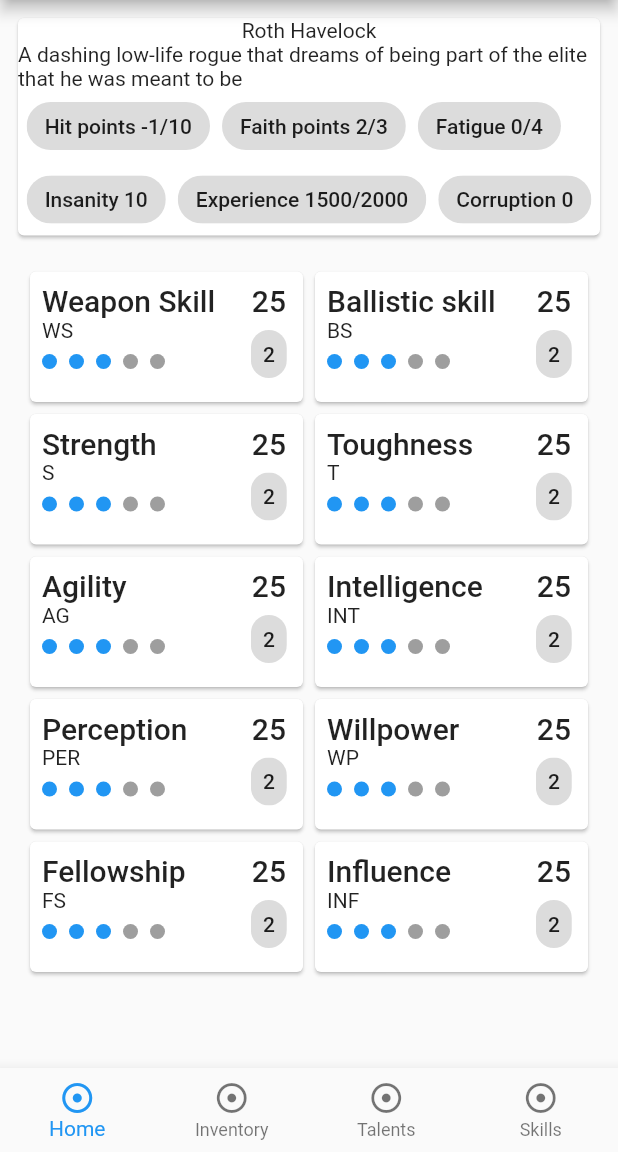
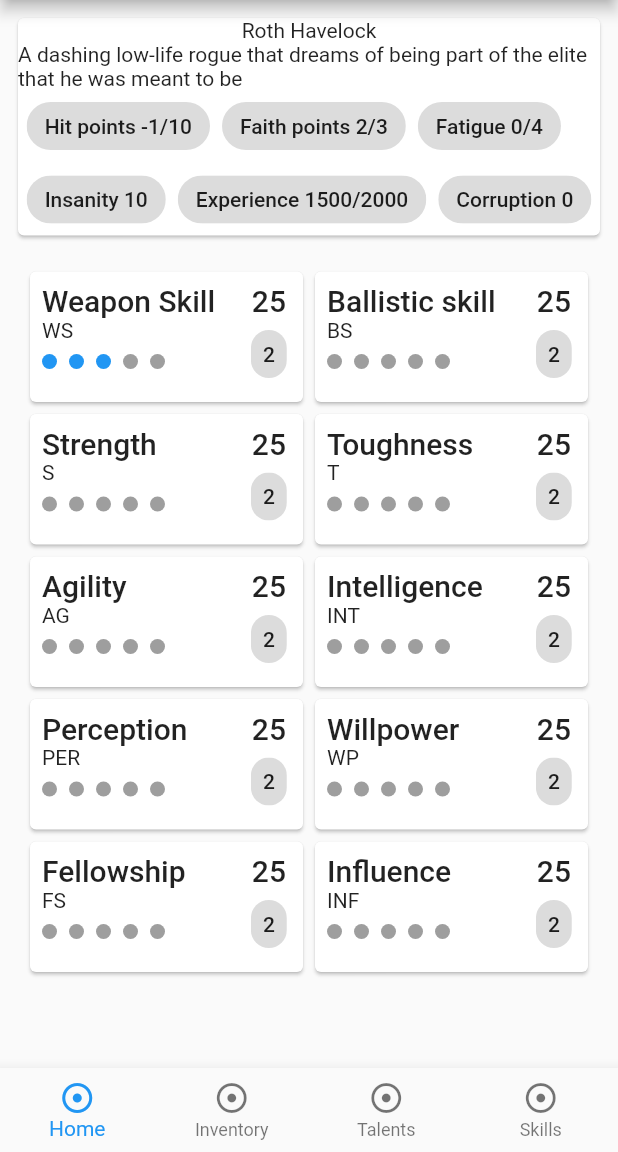
Before and after one commit to SHeija/imperial-sheets, a Flutter app: the screen it shows after launch, on a phone screen of 412 x 824 dp, the part 84-1236 px from its top. Run offline on Flutter 3.47's test engine with Material 2 defaults, Android fonts, the phone set to English and light mode, and no system bars; our stand-ins replace flutter_form_builder; generated files the repository leaves out were written again.

Commit message:
added provider, stats can be edited

```diff
--- a/lib/components/common/statTile.dart
+++ b/lib/components/common/statTile.dart
@@ -1,100 +1,25 @@
 import 'package:flutter/material.dart';
 import 'package:flutter_form_builder/flutter_form_builder.dart';
 import 'package:imperial_sheets/components/common/stepIndicator.dart';
-import 'package:imperial_sheets/models/character.dart';
 import 'package:imperial_sheets/models/datamodels.dart';
+import 'package:imperial_sheets/providers/characterModel.dart';
+import 'package:provider/provider.dart';
 
 class StatTile extends StatelessWidget {
+  StatTile(this.stat, this.index);
   final Stat stat;
-  StatTile(this.stat);
+  final int index;
+  final GlobalKey<FormBuilderState> _formKey = GlobalKey<FormBuilderState>();
 
-  @override
-  Widget build(BuildContext context) {
-
-    Future<void> _showEditDialog() async {
-      return showDialog<void>(
+  // DIALOG
+  Future<void> _showEditDialog(BuildContext context) async {
+    final result = await showDialog<dynamic>(
       context: context,
       barrierDismissible: true,
-        builder: (BuildContext context) {
-          return _StatEditDialog(stat);
-        },
-      );
-    }
-
-    const double cellPadding = 8.0; // TODO
-    return (
-    SizedBox(
-      width: 190,
-      child: GestureDetector(
-        onLongPress: _showEditDialog,
-        child: Card(
-            child: Column(
-              children: <Widget>[
-                  Table(
-                  //defaultVerticalAlignment: TableCellVerticalAlignment.middle,
-                    columnWidths: {0: FractionColumnWidth(0.75), 1: FractionColumnWidth(0.25)},
-                    children: [
-                      TableRow(
-                          children: <Widget>[
-                            Container(
-                              child: Text(stat.name, style: Theme.of(context).textTheme.headline6),
-                              padding: EdgeInsets.only(left: cellPadding, top: cellPadding, right: cellPadding),
-                            ),
-                            Container(
-                              child: Text(stat.value.toString(), style: Theme.of(context).textTheme.headline6),
-                              padding: EdgeInsets.only(left: cellPadding, top: cellPadding, right: cellPadding),
-                              alignment: Alignment.center,
-                            ),
-                          ]
-                      ),
-                      TableRow(
-                          children: <Widget>[
-                            Column(
-                              children: <Widget>[
-                                Container(
-                                  child: Text(stat.short, style: Theme.of(context).textTheme.bodyText2),
-                                  padding: EdgeInsets.only(left: cellPadding, bottom: cellPadding, right: cellPadding),
-                                  alignment: Alignment.topLeft,
-                                ),
-                                Container(
-                                  child: StepIndicator(5, 3, Theme.of(context).accentColor, Colors.grey),
-                                  padding: EdgeInsets.only(left: cellPadding, bottom: cellPadding, right: cellPadding),
-                                  alignment: Alignment.topLeft,
-                                ),
-                              ],
-                            )
-                            ,
-                            Container(
-                                child: Chip(label: Text(stat.getStatBonus().toString()), padding: EdgeInsets.all(0)),
-                                padding: EdgeInsets.only(left: cellPadding, bottom: cellPadding, right: cellPadding),
-                                alignment: Alignment.topCenter
-                            ),
-                          ]
-                      ),
-                    ]
-                  ),
-
-              ],
-            )
-        )
-      )
-    )
-    );
-  }
-}
-
-class _StatEditDialog extends StatelessWidget {
-  _StatEditDialog(this.stat);
-  final Stat stat;
-  final GlobalKey<FormBuilderState> _formKey = GlobalKey<FormBuilderState>();
-
-  @override
-  Widget build(BuildContext context) {
-    return (
-        AlertDialog(
-          shape: RoundedRectangleBorder(
-              borderRadius: BorderRadius.circular(20)
-          ),
+      builder: (context) {
+        return AlertDialog(
+          shape:
+          RoundedRectangleBorder(borderRadius: BorderRadius.circular(20)),
           title: Text(stat.name),
           content: SingleChildScrollView(
               child: Column(
@@ -120,33 +45,115 @@ class _StatEditDialog extends StatelessWidget {
                             validators: [FormBuilderValidators.max(5)],
                             attribute: "stage",
                             initialValue: stat.stage,
+                            min: 0,
                             step: 1,
                           ),
                         ],
-                    )
-                ),
+                      )),
                 ],
-            )
-          ),
+              )),
           actions: <Widget>[
             FlatButton(
                 child: Text('Regret'),
                 onPressed: () {
                   Navigator.of(context).pop();
-              }
-            )
-            ,
+                }),
             FlatButton(
               child: Text('Submit'),
               onPressed: () {
                 if (_formKey.currentState.saveAndValidate()) {
-                  print(_formKey.currentState.value);
-                  Navigator.of(context).pop();
+                  Stat newStat = stat;
+                  newStat.stage = _formKey.currentState.value['stage'];
+                  newStat.value =
+                      int.parse(_formKey.currentState.value['value']);
+                  Navigator.of(context).pop(newStat);
                 }
               },
             ),
           ],
-        )
         );
+      },
+    );
+    if (result != null) {
+      Provider.of<CharacterModel>(context, listen: false).updateStats(result, index);
     }
   }
+
+  // TILE
+  @override
+  Widget build(BuildContext context) {
+    const double cellPadding = 8.0; // TODO
+
+    return (SizedBox(
+      width: 190,
+      child: GestureDetector(
+        onLongPress: () => _showEditDialog(context),
+        child: Card(
+          child: Column(
+            children: <Widget>[
+              Table(
+                  //defaultVerticalAlignment: TableCellVerticalAlignment.middle,
+                  columnWidths: {
+                    0: FractionColumnWidth(0.75),
+                    1: FractionColumnWidth(0.25)
+                  }, children: [
+                TableRow(children: <Widget>[
+                  Container(
+                    child: Text(stat.name,
+                        style: Theme.of(context).textTheme.headline6),
+                    padding: EdgeInsets.only(
+                        left: cellPadding,
+                        top: cellPadding,
+                        right: cellPadding),
+                  ),
+                  Container(
+                    child: Text(stat.value.toString(),
+                        style: Theme.of(context).textTheme.headline6),
+                    padding: EdgeInsets.only(
+                        left: cellPadding,
+                        top: cellPadding,
+                        right: cellPadding),
+                    alignment: Alignment.center,
+                  ),
+                ]),
+                TableRow(children: <Widget>[
+                  Column(
+                    children: <Widget>[
+                      Container(
+                        child: Text(stat.short,
+                            style: Theme.of(context).textTheme.bodyText2),
+                        padding: EdgeInsets.only(
+                            left: cellPadding,
+                            bottom: cellPadding,
+                            right: cellPadding),
+                        alignment: Alignment.topLeft,
+                      ),
+                      Container(
+                        child: StepIndicator(5, stat.stage,
+                            Theme.of(context).accentColor, Colors.grey),
+                        padding: EdgeInsets.only(
+                            left: cellPadding,
+                            bottom: cellPadding,
+                            right: cellPadding),
+                        alignment: Alignment.topLeft,
+                      ),
+                    ],
+                  ),
+                  Container(
+                      child: Chip(
+                          label: Text(stat.getStatBonus().toString()),
+                          padding: EdgeInsets.all(0)),
+                      padding: EdgeInsets.only(
+                          left: cellPadding,
+                          bottom: cellPadding,
+                          right: cellPadding),
+                      alignment: Alignment.topCenter),
+                ]),
+              ]),
+            ],
+          ),
+        ),
+      ),
+    ));
+  }
+}
--- a/lib/components/containers/statContainer.dart
+++ b/lib/components/containers/statContainer.dart
@@ -1,22 +1,22 @@
 import 'package:flutter/material.dart';
 import 'package:imperial_sheets/components/common/statTile.dart';
+import 'package:imperial_sheets/models/datamodels.dart';
 
 class StatContainer extends StatelessWidget {
-  final stats;
+  final List<Stat> stats;
   StatContainer(this.stats);
 
   @override
   Widget build(BuildContext context) {
 
-    List<Widget> widgets = [];
-    stats.forEach((e) => widgets.add(StatTile(e)));
+    List<Widget> widgets = stats.map((e) => StatTile(e, stats.indexOf(e))).toList();
 
     return (Container(
       padding: EdgeInsets.all(8.0),
       alignment: Alignment.center,
       child: Wrap(
         direction: Axis.horizontal,
-        children: widgets,
+        children: widgets
       ),
     ));
   }
--- /dev/null
+++ b/lib/providers/characterModel.dart
@@ -0,0 +1,21 @@
+import 'package:flutter/material.dart';
+import 'package:imperial_sheets/models/character.dart';
+import 'package:imperial_sheets/models/datamodels.dart';
+import 'package:imperial_sheets/utils/generator.dart';
+
+class CharacterModel extends ChangeNotifier{
+  final Character _character = generateCharacter();
+
+  void updateStats(Stat stat, int index){
+    _character.stats[index] = stat;
+    notifyListeners();
+  }
+
+  Character getCharacter() {
+    return _character;
+  }
+
+  List<Stat> getStats() {
+    return _character.stats;
+  }
+}
--- a/lib/utils/generator.dart
+++ b/lib/utils/generator.dart
@@ -32,6 +32,7 @@ List<Stat> generateStats() {
   Constants.STAT_LIST.forEach((key, value) {
     stats.add(Stat(value, key, 25, 0, []));
   });
+  stats[0].stage = 3;
   return stats;
 }
 
--- a/lib/views/mainView.dart
+++ b/lib/views/mainView.dart
@@ -1,19 +1,17 @@
 import 'package:flutter/material.dart';
-import 'package:imperial_sheets/models/character.dart';
+import 'package:imperial_sheets/providers/characterModel.dart';
+import 'package:provider/provider.dart';
 import '../components/containers/infoContainer.dart';
 import '../components/containers/statContainer.dart';
 
 class MainView extends StatelessWidget {
-  final Character character;
-
-  MainView(this.character);
 
   @override
   Widget build(BuildContext context) {
     return ListView(
       children: <Widget>[
-        InfoContainer(character),
-        StatContainer(character.stats)
+        InfoContainer(Provider.of<CharacterModel>(context).getCharacter()),
+    StatContainer(Provider.of<CharacterModel>(context).getStats()),
       ],
     );
   }
--- a/lib/views/rootView.dart
+++ b/lib/views/rootView.dart
@@ -1,8 +1,10 @@
 import 'package:flutter/material.dart';
+import 'package:imperial_sheets/providers/characterModel.dart';
 import 'package:imperial_sheets/views/inventoryView.dart';
 import 'package:imperial_sheets/views/mainView.dart';
 import 'package:imperial_sheets/views/skillView.dart';
 import 'package:imperial_sheets/views/talentView.dart';
+import 'package:provider/provider.dart';
 import '../models/character.dart';
 import '../utils/generator.dart';
 
@@ -26,7 +28,7 @@ class _RootViewState extends State<RootView> {
   Widget build(BuildContext context) {
 
     final List<Widget> _children = [
-      MainView(widget._character),
+      MainView(),
       InventoryView(widget._character),
       TalentView(widget._character),
       SkillView(widget._character)
@@ -48,7 +50,9 @@ class _RootViewState extends State<RootView> {
       }).toList();
     }
 
-    return Scaffold(
+    return ChangeNotifierProvider(
+      create: (context) => CharacterModel(),
+      child: Scaffold(
         appBar: AppBar(
           title: Text('Imperial Sheets'),
         ),
@@ -59,6 +63,7 @@ class _RootViewState extends State<RootView> {
           onTap: onTabTapped,
           items: navigation(),
         ),
+      ),
     );
   }
 }
--- a/pubspec.yaml
+++ b/pubspec.yaml
@@ -26,6 +26,7 @@ dependencies:
   json_annotation: 3.0.1
   path_provider: 1.5.1
   flutter_form_builder: ^3.8.2
+  provider: ^4.0.4
 
 dev_dependencies:
   flutter_test:
```
Also changed, not shown: pubspec.lock. Lines whose indentation alone changed are shown as unchanged.
